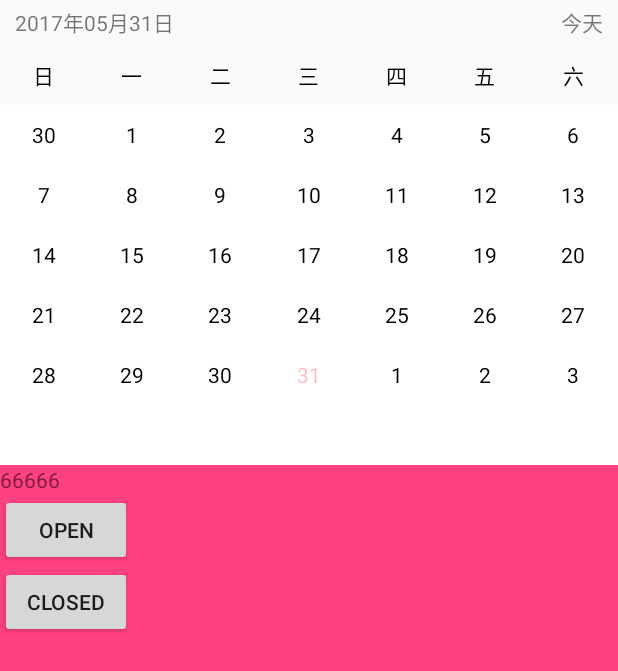
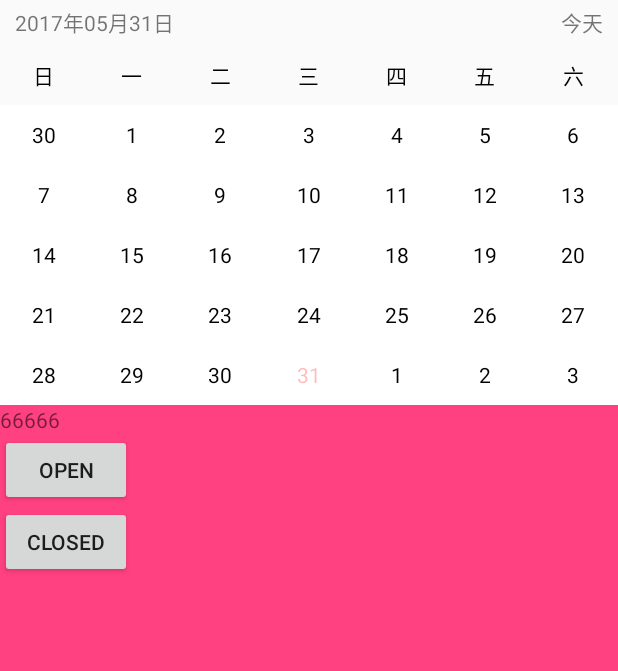
Before and after one commit to yzhang108/MyTestApp, an Android app: the screen it shows after launch (CalendarActivity), on a phone screen of 412 x 824 dp. Shown: the top 671 px of the screen. Run offline under Robolectric (Android 15) with nearby library versions, the phone set to English and light mode, and no system bars.

Commit message:
完成月份五周和六周的切换。

```diff
--- a/MyTestApplication/app/src/main/java/com/example/mytestapplication/widge/calendar/AutoMoveAnimation.java
+++ b/MyTestApplication/app/src/main/java/com/example/mytestapplication/widge/calendar/AutoMoveAnimation.java
@@ -5,8 +5,6 @@ import android.view.View;
 import android.view.animation.Animation;
 import android.view.animation.DecelerateInterpolator;
 import android.view.animation.Transformation;
-
-import com.example.mytestapplication.utils.AppLogger;
 
 /**
  * Created by 张艳 on 2017/5/11.
@@ -28,7 +26,6 @@ public class AutoMoveAnimation extends Animation {
     @Override
     protected void applyTransformation(float interpolatedTime, Transformation t) {
         super.applyTransformation(interpolatedTime, t);
-        AppLogger.e("interpolatedTime*mDistance="+interpolatedTime*mDistance+",mDistance="+mDistance+",interpolatedTime="+interpolatedTime);
         mView.setY(mPositionY+interpolatedTime*mDistance);
     }
 }
--- a/MyTestApplication/app/src/main/java/com/example/mytestapplication/widge/calendar/CalendarBasePageAdapter.java
+++ b/MyTestApplication/app/src/main/java/com/example/mytestapplication/widge/calendar/CalendarBasePageAdapter.java
@@ -18,14 +18,14 @@ public class CalendarBasePageAdapter extends PagerAdapter{
     protected SparseArray<RecyclerView> monthViews = new SparseArray<>();
     protected SparseArray<TextRVAdapter> monthAdapter = new SparseArray<>();
     public final static int ITEM_COUNT = 3;
-    protected int viewHeight;
+    protected int mViewHeight;
     protected LocalDate mStartTime;
     protected int startPos = 0;
     protected OnCalendarClickListener onCalendarClickListener;
     private final static int PAGE_COUNT=5000;
 
     public CalendarBasePageAdapter(int viewHeight, LocalDate mStartTime,OnCalendarClickListener listener) {
-        this.viewHeight = viewHeight;
+        this.mViewHeight = viewHeight;
         this.mStartTime = mStartTime;
         startPos = PAGE_COUNT / 2;
         this.onCalendarClickListener=listener;
--- a/MyTestApplication/app/src/main/java/com/example/mytestapplication/widge/calendar/MonthPageAdapter.java
+++ b/MyTestApplication/app/src/main/java/com/example/mytestapplication/widge/calendar/MonthPageAdapter.java
@@ -31,7 +31,7 @@ public class MonthPageAdapter extends CalendarBasePageAdapter {
         if (monthViews.get(pos) == null) {
 //            AppLogger.e("1111111");
             RecyclerView recyclerView = new RecyclerView(container.getContext());
-            recyclerView.setLayoutParams(new ViewGroup.LayoutParams(ViewGroup.LayoutParams.MATCH_PARENT, viewHeight));
+//            recyclerView.setLayoutParams(new ViewGroup.LayoutParams(ViewGroup.LayoutParams.MATCH_PARENT, 200));
             recyclerView.setLayoutManager(new GridLayoutManager(container.getContext(), ONE_WEEK_DAYS));
             MonthDayRVAdapter textRVAdapter = new MonthDayRVAdapter(recyclerView.getContext(), dateShowDatas, desTime, onCalendarClickListener);
             recyclerView.setAdapter(textRVAdapter);
@@ -68,4 +68,12 @@ public class MonthPageAdapter extends CalendarBasePageAdapter {
         }
     }
 
+    public void printHeight(){
+        if(monthViews!=null && monthViews.size()>0){
+            for(int i=0;i<monthViews.size();i++){
+                int height=monthViews.get(i).getHeight();
+                AppLogger.d("recyclerview's height="+height);
+            }
+        }
+    }
 }
--- a/MyTestApplication/app/src/main/java/com/example/mytestapplication/widge/calendar/MyCalendaryView.java
+++ b/MyTestApplication/app/src/main/java/com/example/mytestapplication/widge/calendar/MyCalendaryView.java
@@ -90,22 +90,18 @@ public class MyCalendaryView extends LinearLayout {
 
         initDate = new LocalDate(2017, 5, 31);
         setSelectedDate(initDate);
+        mCurrentRowsIsSix = CalendaryUtil.getMonthRows(selectedDate.getYear(), selectedDate.getMonthOfYear()) == 6;
+
         initListener();
         initData();
-        tvToday.setOnClickListener(new OnClickListener() {
-            @Override
-            public void onClick(View v) {
-//                monthVP.setCurrentItem(monthVP.getCurrentItem()+20,false);
-            }
-        });
     }
 
 
     private void setSelectedDate(LocalDate date) {
         this.selectedDate = date;
         showCurrDate(selectedDate);
-
-
+        currentSelectDayRowNum=CalendaryUtil.getWeekRow(selectedDate.getYear(),selectedDate.getMonthOfYear(),selectedDate.getDayOfMonth());
+        AppLogger.e("currentSelectDayRowNum="+currentSelectDayRowNum);
     }
 
 
@@ -188,15 +184,16 @@ public class MyCalendaryView extends LinearLayout {
             @Override
             public void onPageSelected(int position) {
                 LocalDate date = weekPageAdapter.getShowDate(position);
-                AppLogger.d("weekadapter position="+position+",mSelectedDate="+selectedDate.toString("yyyy-MM-dd"));
+//                AppLogger.d("weekadapter position="+position+",mSelectedDate="+selectedDate.toString("yyyy-MM-dd"));
                 if (date != null) {
-                    AppLogger.d("weekadapter ,date="+date.toString("yyyy-MM-dd"));
-                    if(date.isEqual(selectedDate)) {
-                        AppLogger.d("&&&&&&&&&&&&&&&&&&&&&&&&&&&&&&&");
+//                    AppLogger.d("weekadapter ,date="+date.toString("yyyy-MM-dd"));
+                    if (date.isEqual(selectedDate)) {
+//                        AppLogger.d("&&&&&&&&&&&&&&&&&&&&&&&&&&&&&&&");
+                        autoScrollWhenRowNumChange();
                         return;
                     }
                     int monthDuration = CalendaryUtil.getMonthsAgo(initDate, date);
-                    int monthPosition= monthPageAdapter.getStartPos() + monthDuration;
+                    int monthPosition = monthPageAdapter.getStartPos() + monthDuration;
 //                    AppLogger.e("monthPosition="+monthPosition);
                     if (monthPageAdapter != null) {
                         monthPageAdapter.changeStartDate(date);
@@ -205,6 +202,7 @@ public class MyCalendaryView extends LinearLayout {
                         monthVP.setCurrentItem(monthPosition, false);
                     }
                     setSelectedDate(date);
+                    autoScrollWhenRowNumChange();
                 }
             }
 
@@ -221,7 +219,7 @@ public class MyCalendaryView extends LinearLayout {
      */
     private void initMonthDate() {
         int maxHeight = rowHegiht * ROW_SIZE;
-//        AppLogger.e("maxHeight=" + maxHeight);
+        AppLogger.e("maxHeight=" + maxHeight);
         monthPageAdapter = new MonthPageAdapter(maxHeight, initDate, onPickMonthDayListener);
         monthVP.setAdapter(monthPageAdapter);
         monthVP.addOnPageChangeListener(new ViewPager.OnPageChangeListener() {
@@ -232,11 +230,13 @@ public class MyCalendaryView extends LinearLayout {
 
             @Override
             public void onPageSelected(int position) {
+                monthPageAdapter.printHeight();
                 LocalDate date = monthPageAdapter.getShowDate(position);
-                AppLogger.d("monthadapter, position==" + position+",date="+date+",selectedDate="+selectedDate);
+//                AppLogger.d("monthadapter, position==" + position+",date="+date+",selectedDate="+selectedDate);
                 if (date != null) {
-                    if(date.isEqual(selectedDate)) {
-                        AppLogger.d("&&&&&&&&&&&&&&&&&&&&&&&&&&&&&&&");
+                    if (date.isEqual(selectedDate)) {
+//                        AppLogger.d("&&&&&&&&&&&&&&&&&&&&&&&&&&&&&&&");
+                        autoScrollWhenRowNumChange();
                         return;
                     }
                     int weekDuration = CalendaryUtil.getWeeksAgo(initDate, date);
@@ -244,11 +244,11 @@ public class MyCalendaryView extends LinearLayout {
                     if (weekPageAdapter != null) {
                         weekPageAdapter.changeStartDate(date);
                     }
-                    if(weekVP.getCurrentItem()!=weekPosition) {
+                    if (weekVP.getCurrentItem() != weekPosition) {
                         weekVP.setCurrentItem(weekPosition, false);
                     }
-
-                    showCurrDate(date);
+                    setSelectedDate(date);
+                    autoScrollWhenRowNumChange();
                 }
             }
 
@@ -272,7 +272,7 @@ public class MyCalendaryView extends LinearLayout {
         int height = MeasureSpec.getSize(heightMeasureSpec);
 //        AppLogger.e("childCount=" + childCount+",height="+height+",getHeight="+getHeight());
         if (childCount != 5) {
-            throw new IllegalStateException("calendarview layout must have exactly 5 children!");
+            throw new IllegalStateException("calendarview layout must have exactly 1 children!");
         }
         int selectTimeHeight = getChildAt(0).getLayoutParams().height;
         int weekbarHeight = getChildAt(1).getLayoutParams().height;
@@ -379,7 +379,7 @@ public class MyCalendaryView extends LinearLayout {
 
         float scrollY = dragViewScrollY / (mCurrentRowsIsSix ? 5.0f : 4.0f);
         float canMonthViewScrollY = getMonthViewCanUpScope();
-        float monthViewTransY = monthVP.getY() - Math.min(scrollY * (currentSelectDayRowNum - 1), canMonthViewScrollY);
+        float monthViewTransY = monthVP.getY() - Math.min(scrollY * (currentSelectDayRowNum ), canMonthViewScrollY);
         monthVP.setY(monthViewTransY);
 
     }
@@ -392,7 +392,7 @@ public class MyCalendaryView extends LinearLayout {
 
         float scrollY = dragviewScrollY / (mCurrentRowsIsSix ? 5.0f : 4.0f);
         float canMonthViewScrollY = getMonthViewCanDownScope();
-        float monthViewTransY = monthVP.getY() + Math.min(scrollY * (currentSelectDayRowNum - 1), canMonthViewScrollY);
+        float monthViewTransY = monthVP.getY() + Math.min(scrollY * (currentSelectDayRowNum ), canMonthViewScrollY);
         monthVP.setY(monthViewTransY);
     }
 
@@ -441,11 +441,12 @@ public class MyCalendaryView extends LinearLayout {
     @Override
     protected void onLayout(boolean changed, int l, int t, int r, int b) {
         super.onLayout(changed, l, t, r, b);
+        AppLogger.e("onLayout,monthVP.getHeight()="+monthVP.getHeight()+",weekVP.getHeight()="+weekVP.getHeight()+",frame.height="+mDayFrameLayout.getHeight());
         setState(mState);
     }
 
     private int compulateMothViewMinTop() {
-        return -rowHegiht * (currentSelectDayRowNum - 1);
+        return -rowHegiht * (currentSelectDayRowNum );
     }
 
     private int compulateMothViewMaxTop() {
@@ -457,7 +458,8 @@ public class MyCalendaryView extends LinearLayout {
     }
 
     private int compulateDragViewMaxTop() {
-        return mDayFrameLayout.getTop() + monthVP.getHeight();
+//        return mDayFrameLayout.getTop() + monthVP.getHeight();
+        return mDayFrameLayout.getTop() + rowHegiht*(mCurrentRowsIsSix?6:5);
     }
 
     private boolean checkDragViewCanScrollUp() {
@@ -542,4 +544,20 @@ public class MyCalendaryView extends LinearLayout {
             mDragView.startAnimation(calendarViewMoveAnimation);
         }
     }
+
+    private void autoScrollWhenRowNumChange() {
+        int rows = CalendaryUtil.getMonthRows(selectedDate.getYear(), selectedDate.getMonthOfYear());
+        if (mState == CalendarState.OPEN) {
+            if (mCurrentRowsIsSix && rows != 6) {
+                //向上滑动
+                AutoMoveAnimation animation = new AutoMoveAnimation(mDragView, -rowHegiht, 200, 1.5f);
+                mDragView.startAnimation(animation);
+            } else if (!mCurrentRowsIsSix && rows != 5) {
+//            想下滑动
+                AutoMoveAnimation animation = new AutoMoveAnimation(mDragView, rowHegiht, 200, 1.5f);
+                mDragView.startAnimation(animation);
+            }
+        }
+        mCurrentRowsIsSix = (rows == 6);
+    }
 }
--- a/MyTestApplication/app/src/main/java/com/example/mytestapplication/widge/calendar/WeekPageAdapter.java
+++ b/MyTestApplication/app/src/main/java/com/example/mytestapplication/widge/calendar/WeekPageAdapter.java
@@ -32,7 +32,7 @@ public class WeekPageAdapter extends CalendarBasePageAdapter {
         if (monthViews.get(pos) == null) {
 //            AppLogger.e("1111111");
             RecyclerView recyclerView = new RecyclerView(container.getContext());
-            recyclerView.setLayoutParams(new ViewGroup.LayoutParams(ViewGroup.LayoutParams.MATCH_PARENT, viewHeight));
+            recyclerView.setLayoutParams(new ViewGroup.LayoutParams(ViewGroup.LayoutParams.MATCH_PARENT, mViewHeight));
             recyclerView.setLayoutManager(new GridLayoutManager(container.getContext(), ONE_WEEK_DAYS));
             WeekDayRVAdapter textRVAdapter = new WeekDayRVAdapter(recyclerView.getContext(), dateShowDatas, desTime, onCalendarClickListener);
             recyclerView.setAdapter(textRVAdapter);
--- a/MyTestApplication/app/src/main/res/layout/calendary_view.xml
+++ b/MyTestApplication/app/src/main/res/layout/calendary_view.xml
@@ -34,7 +34,7 @@
     <FrameLayout
         android:id="@+id/frame_days"
         android:layout_width="match_parent"
-        android:layout_height="wrap_content">
+        android:layout_height="@dimen/calendar_row_6_height">
 
         <android.support.v4.view.ViewPager
             android:id="@+id/viewpage_month_days"
```
